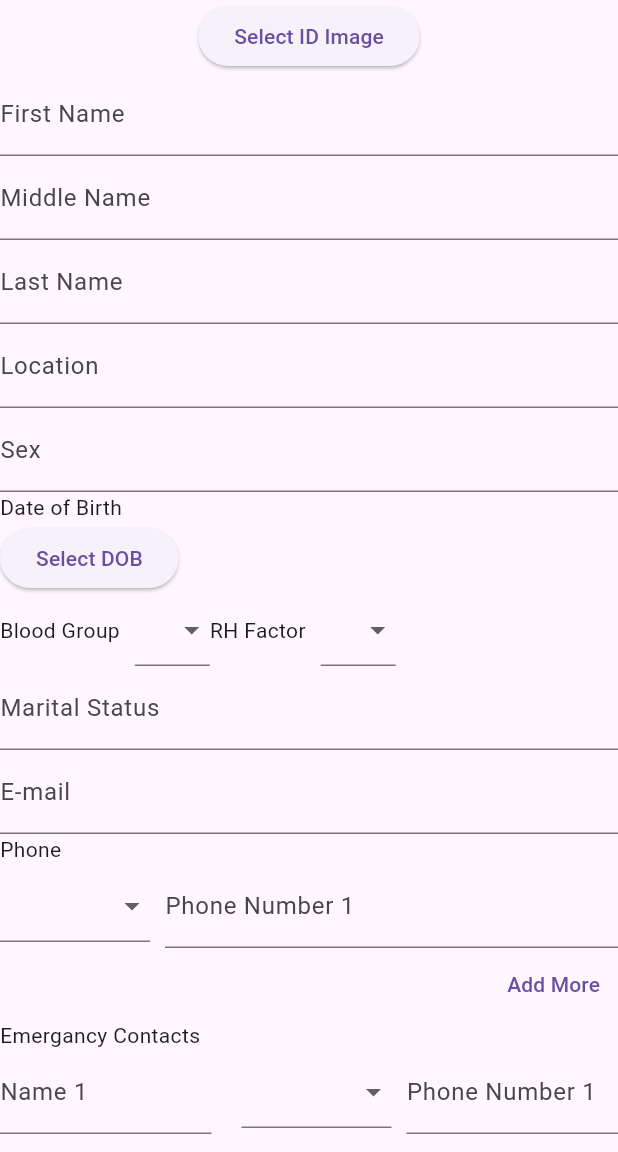
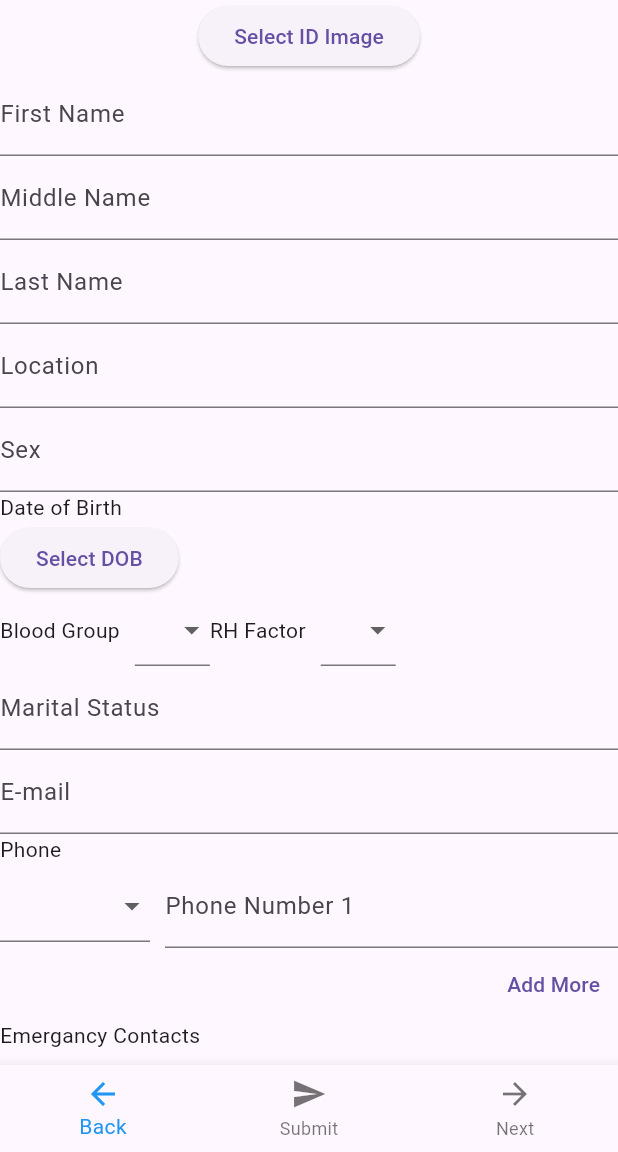
Before and after one commit to jorkd21/MediPal, a Flutter app: the PatientForm screen opened by its route, on a phone screen of 412 x 824 dp, the part 84-1236 px from its top. Run offline on Flutter 3.47's test engine with Material 3 defaults, Android fonts, the phone set to English and light mode, and no system bars; our stand-ins replace dropdown_search, firebase_auth, firebase_core, firebase_database, firebase_storage, image_picker and 1 more; missing offline and left inert: firebase_ui_auth; accounts and stored records are empty; generated files the repository leaves out were written again.

Commit message:
fixes to merge conflicts

```diff
--- a/lib/pages/dashboard.dart
+++ b/lib/pages/dashboard.dart
@@ -1,8 +1,8 @@
-import 'package:firebase_auth/firebase_auth.dart';
+
 import 'package:flutter/material.dart';
 import 'package:medipal/constant/images.dart';
 import 'package:firebase_database/firebase_database.dart';
-import 'package:medipal/objects/navbar.dart';
+import 'package:medipal/objects/appointment.dart';
 import 'package:medipal/objects/patient.dart';
 
 class Dashboard extends StatefulWidget {
@@ -20,7 +20,6 @@ class _DashboardState extends State<Dashboard> {
   void initState() {
     super.initState();
     _fetchPatientData();
-    _fetchAppointmentData();
   }
 
   Future<void> _fetchPatientData() async {
--- a/lib/pages/home.dart
+++ b/lib/pages/home.dart
@@ -39,9 +39,6 @@ class HomePageState extends State<HomeTestPage> {
   @override
   Widget build(BuildContext context) {
     return Scaffold(
-      appBar: AppBar(
-        title: const Text('Home'),
-      ),
       body: Column(
         children: <Widget>[
           Expanded(
--- a/lib/pages/patient_form.dart
+++ b/lib/pages/patient_form.dart
@@ -7,7 +7,6 @@ import 'package:medipal/forms/general_info.dart';
 import 'package:medipal/forms/health_conditions.dart';
 import 'package:medipal/forms/medications.dart';
 import 'package:medipal/objects/patient.dart';
-import 'package:medipal/objects/navbar.dart';
 
 class PatientForm extends StatefulWidget {
   final Patient patient;
@@ -272,6 +271,32 @@ class PatientFormState extends State<PatientForm> {
           ),
         ],
       ),
+      bottomNavigationBar: BottomNavigationBar(
+        items: const <BottomNavigationBarItem>[
+          BottomNavigationBarItem(
+            icon: Icon(Icons.arrow_back),
+            label: 'Back',
+          ),
+          BottomNavigationBarItem(
+            icon: Icon(Icons.send),
+            label: 'Submit',
+          ),
+          BottomNavigationBarItem(
+            icon: Icon(Icons.arrow_forward),
+            label: 'Next',
+          ),
+        ],
+        currentIndex: 0,
+        selectedItemColor: Colors.blue,
+        onTap: (index) {
+          if (index == 0) {
+            _previousPage();
+          } else if (index == 1) {
+            _submitForm();
+          } else if (index == 2) {
+            _nextPage();
+          }
+        },
       ),
     );
   }
```
Also changed, not shown: lib/pages/user_patients.dart (+0 -37 lines).
